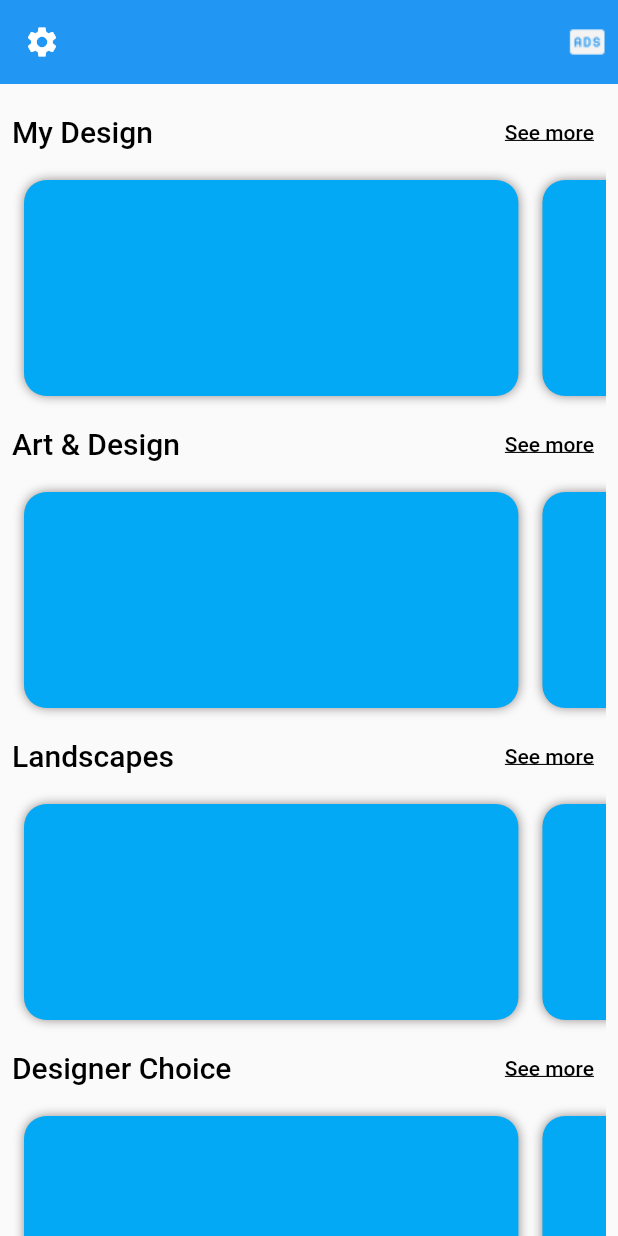
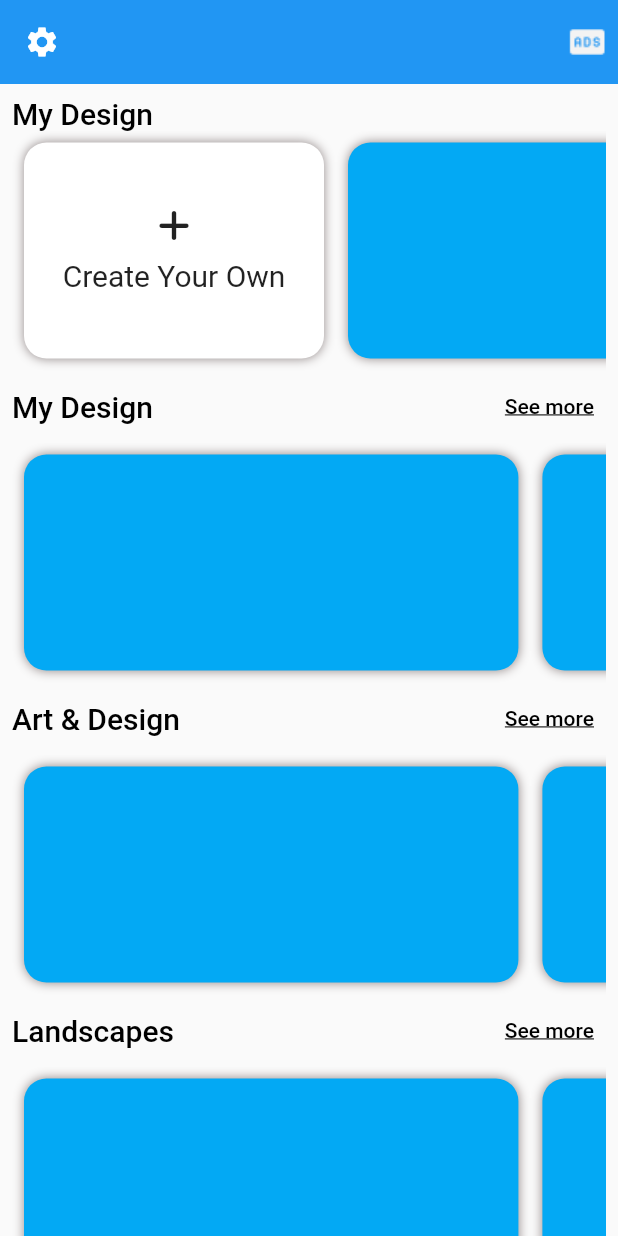
Before and after one commit to NitiDial2web/Visitingcard, a Flutter app: the screen it shows after launch, on a phone screen of 412 x 824 dp. Run offline on Flutter 3.47's test engine with Material 2 defaults, Android fonts, the light colour scheme and no system bars; our stand-ins replace carousel_slider, flutter_rating_bar, font_awesome_flutter, internet_connection_checker, transparent_image, webview_flutter; missing offline and left inert: flutter_html_to_pdf, flutter_inappwebview, flutter_share_me, flutter_social_content_share, syncfusion_flutter_pdfviewer; Roboto replaces fonts that are missing (Inter-Bold).

Commit message:
create your own

```diff
--- a/lib/common/AppStrings.dart
+++ b/lib/common/AppStrings.dart
@@ -15,6 +15,10 @@ class AppStrings{
   static const kElegant = 'Elegant';
   static const kBusiness = 'Business';
   static const kSpecialCards = 'Special Cards';
+
+  //Create Your Own page
+  static const kWhatYouNeed = 'What do you need?';
+
 
   //Settings Page
   static const kMyAccount = 'MY ACCOUNT';
--- a/lib/screens/new_home_page.dart
+++ b/lib/screens/new_home_page.dart
@@ -4,6 +4,7 @@ import 'package:visiting_card/common/AppButtons.dart';
 import 'package:visiting_card/common/AppColors.dart';
 import 'package:visiting_card/common/AppStrings.dart';
 import 'package:visiting_card/screens/app_store.dart';
+import 'package:visiting_card/screens/create_your_own.dart';
 import 'package:visiting_card/screens/inner_page.dart';
 
 class NewHomePage extends StatefulWidget {
@@ -49,6 +50,86 @@ class _NewHomePageState extends State<NewHomePage> {
             mainAxisAlignment: MainAxisAlignment.start,
             crossAxisAlignment: CrossAxisAlignment.start,
             children: [
+              AppButtons().kTextBold(
+                  title: AppStrings.kMyDesign,
+                  fontSize: 20,
+                  fontWeight: FontWeight.w500,
+                  fontColor: AppColors.kBlack),
+              SizedBox(
+                height: 160,
+                child: ListView.builder(
+                    shrinkWrap: true,
+                    scrollDirection: Axis.horizontal,
+                    itemCount: 4,
+                    itemBuilder: (_, index) {
+                      return (index !=0)
+                          ?GestureDetector(
+                        onTap: (){
+                          print('object');
+                        },
+                        child: Padding(
+                          padding: const EdgeInsets.all(8.0),
+                          child: Container(
+                            width: MediaQuery.of(context).size.width * 0.8,
+                            height: 130,
+                            decoration: const BoxDecoration(
+                              color: Colors.lightBlue,
+                              borderRadius: BorderRadius.all(
+                                Radius.circular(15),
+                              ),
+                              boxShadow: [
+                                BoxShadow(
+                                  color: AppColors.kDarkGrey,
+                                  // offset: Offset(0.0, 0),
+                                  blurRadius: 5,
+                                  // spreadRadius: 0.0,
+                                ), //BoxShadow
+                              ],
+                            ),
+                          ),
+                        ),
+                      )
+                          :GestureDetector(
+                        onTap: (){
+                          print('object111');
+                          Navigator.push(context, MaterialPageRoute(builder: (context) => const CreateYourOwnPage()));
+                        },
+                        child: Padding(
+                          padding: const EdgeInsets.all(8.0),
+                          child: Container(
+                            width: 200,
+                            height: 200,
+                            decoration: const BoxDecoration(
+                              color: Colors.white,
+                              borderRadius: BorderRadius.all(
+                                Radius.circular(15),
+                              ),
+                              boxShadow: [
+                                BoxShadow(
+                                  color: AppColors.kDarkGrey,
+                                  // offset: Offset(0.0, 0),
+                                  blurRadius: 5,
+                                  // spreadRadius: 0.0,
+                                ), //BoxShadow
+                              ],
+                            ),
+                            child: Column(
+                              mainAxisAlignment: MainAxisAlignment.center,
+                              // crossAxisAlignment: CrossAxisAlignment.center,
+                              children: const [
+                                FaIcon(FontAwesomeIcons.add),
+                                SizedBox(height: 10,),
+                                Text('Create Your Own',
+                                  style: TextStyle(
+                                      fontSize: 20
+                                  ),)
+                              ],
+                            ),
+                          ),
+                        ),
+                      );
+                    }),
+              ),
               AppButtons().kHomeCategory(title: AppStrings.kMyDesign, context: context,onTap: (){
                 print('see more');
               },onTap1: (){
@@ -75,11 +156,24 @@ class _NewHomePageState extends State<NewHomePage> {
               },onTap1: (){
                 print(AppStrings.kModern);
               }),
-              AppButtons().kTextBold(
-                  title: AppStrings.kPortrait,
-                  fontSize: 20,
-                  fontWeight: FontWeight.w500,
-                  fontColor: AppColors.kBlack),
+              Row(
+                mainAxisAlignment: MainAxisAlignment.spaceBetween,
+                children: [
+                  AppButtons().kTextBold(
+                      title: AppStrings.kPortrait,
+                      fontSize: 20,
+                      fontWeight: FontWeight.w500,
+                      fontColor: AppColors.kBlack),
+                  TextButton(
+                      onPressed: () {
+                        print('see more');
+                      },
+                      child: const Text(
+                        'See more',
+                        style: TextStyle(color: AppColors.kBlack,decoration: TextDecoration.underline),
+                      ))
+                ],
+              ),
               SizedBox(
                 height: 250,
                 child: ListView.builder(
--- a/pubspec.yaml
+++ b/pubspec.yaml
@@ -49,7 +49,8 @@ dependencies:
   flutter_html_to_pdf: ^0.7.0
   syncfusion_flutter_pdfviewer: ^20.4.50
   flutter_inappwebview: ^5.0.5
-
+  flutter_staggered_grid_view: ^0.4.0
+  transparent_image: ^2.0.1
 
 dev_dependencies:
   flutter_test:
```
Also changed, not shown: lib/screens/create_your_own.dart (added, +300 -0 lines).
